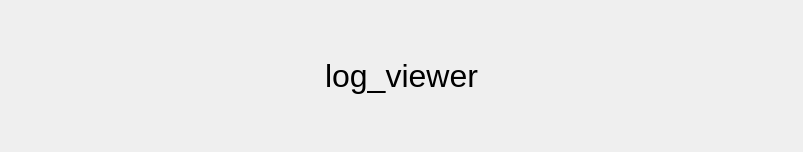
Old version of the form Agricola_Front/data/log_viewer_dialog.ui in the repository kimmoney/Agricola.
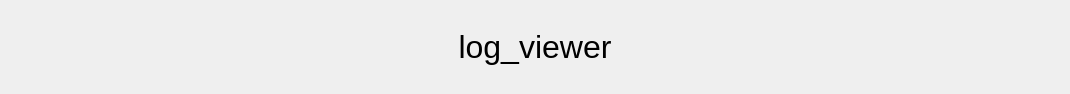
New version of the form.

```diff
--- a/Agricola_Front/data/log_viewer_dialog.ui
+++ b/Agricola_Front/data/log_viewer_dialog.ui
@@ -9,8 +9,8 @@
    <rect>
     <x>0</x>
     <y>0</y>
-    <width>803</width>
-    <height>152</height>
+    <width>1070</width>
+    <height>94</height>
    </rect>
   </property>
   <property name="windowTitle">
```
Left out of the diff: 2 changed lines with no effect on the pictures.
